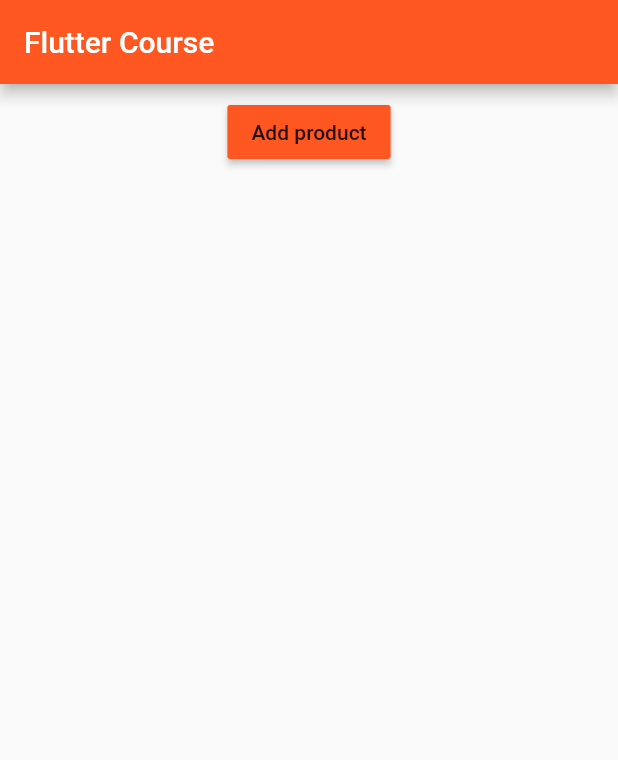
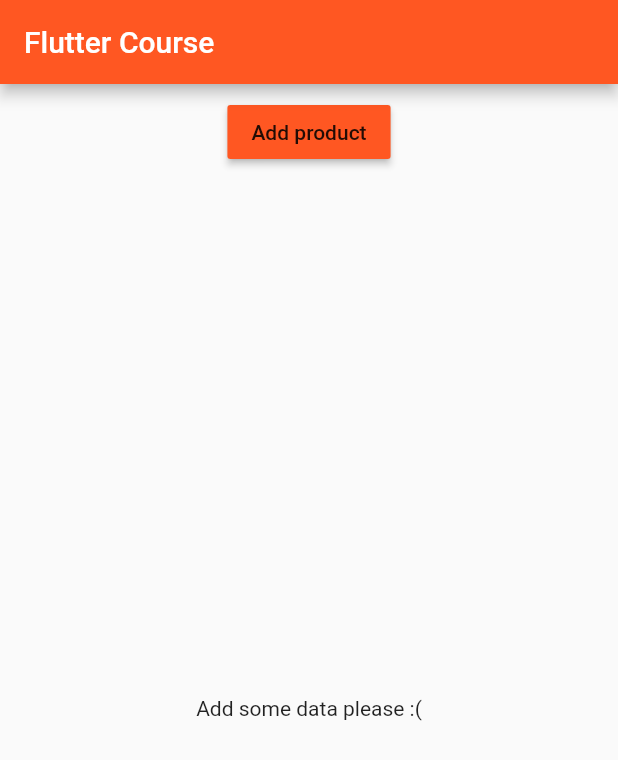
Before and after one commit to ardiibas/flutter_course, a Flutter app: the screen it shows after launch, on a phone screen of 412 x 824 dp. Shown: the top 760 px of the screen. Run offline on Flutter 3.47's test engine with Material 2 defaults, Android fonts, the phone set to English and light mode, and no system bars.

Commit message:
add event delete and notif when list null

```diff
--- a/lib/product_manager.dart
+++ b/lib/product_manager.dart
@@ -35,7 +35,7 @@ class _ProductManager extends State<ProductManager> {
 
   void _deleteProduct(int index) {
     setState(() {
-      _products.remove(index);
+      _products.removeAt(index);
     });
   }
 
--- a/lib/products.dart
+++ b/lib/products.dart
@@ -49,7 +49,9 @@ class Products extends StatelessWidget {
         itemCount: products.length,
       );
     } else {
-      productCard = Container();
+      productCard = Center(
+        child: Text("Add some data please :("),
+      );
     }
 
     return productCard;
```
